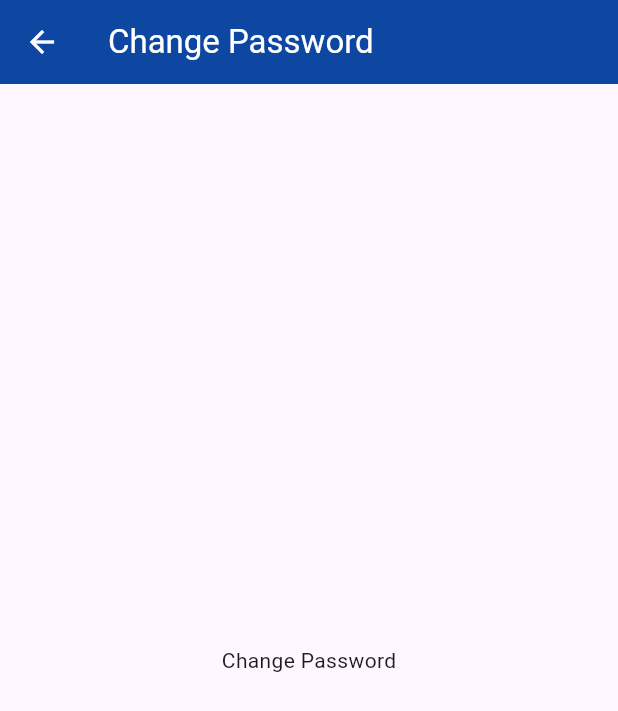
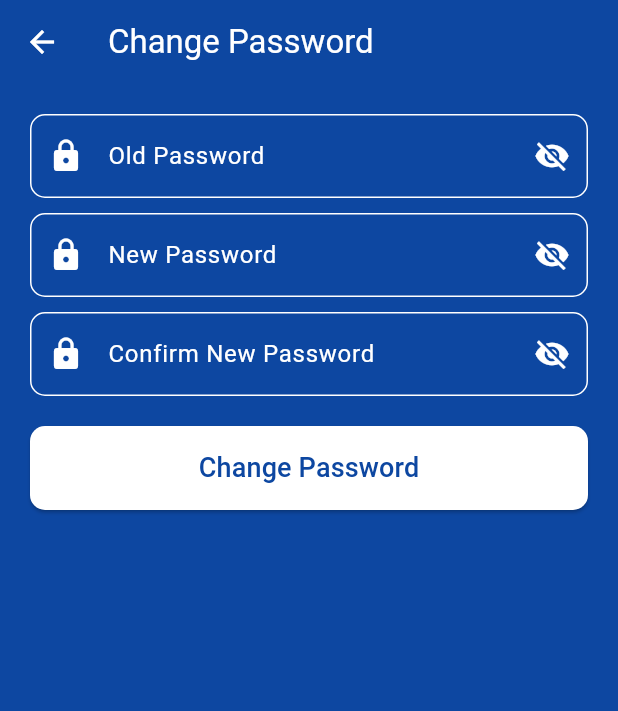
Before and after one commit to JosephDoUrden/RFID-Based-Access-Control-System, a Flutter app: the ChangePasswordView screen opened directly, on a phone screen of 412 x 824 dp. Shown: the top 711 px of the screen. Run offline on Flutter 3.47's test engine with Material 3 defaults, Android fonts, the phone set to English and light mode, and no system bars; our stand-ins replace flutter_svg_provider, google_nav_bar, introduction_screen, shared_preferences; accounts and stored records are empty.

Commit message:
add: change password functionality

```diff
--- a/frontend/lib/views/dashboard/profile/change_password_view.dart
+++ b/frontend/lib/views/dashboard/profile/change_password_view.dart
@@ -1,7 +1,19 @@
 import 'package:flutter/material.dart';
+import 'package:frontend/components/custom_password_field.dart';
+import 'package:frontend/components/custom_text_field.dart';
+import 'package:frontend/controllers/profile_controller.dart';
 
-class ChangePasswordView extends StatelessWidget {
-  const ChangePasswordView({super.key});
+class ChangePasswordView extends StatefulWidget {
+  const ChangePasswordView({Key? key}) : super(key: key);
+
+  @override
+  _ChangePasswordViewState createState() => _ChangePasswordViewState();
+}
+
+class _ChangePasswordViewState extends State<ChangePasswordView> {
+  final TextEditingController _oldPasswordController = TextEditingController();
+  final TextEditingController _newPasswordController = TextEditingController();
+  final TextEditingController _confirmPasswordController = TextEditingController();
 
   @override
   Widget build(BuildContext context) {
@@ -13,12 +25,65 @@ class ChangePasswordView extends StatelessWidget {
         title: const Text('Change Password', style: TextStyle(color: Colors.white)),
         backgroundColor: Colors.blue[900],
       ),
-      body: const Padding(
-        padding: EdgeInsets.all(20.0),
-        child: Center(
-          child: Text('Change Password'),
+      backgroundColor: Colors.blue[900],
+      body: Padding(
+        padding: const EdgeInsets.all(20.0),
+        child: Column(
+          mainAxisAlignment: MainAxisAlignment.start,
+          crossAxisAlignment: CrossAxisAlignment.stretch,
+          children: [
+            CustomPasswordField(controller: _oldPasswordController, label: 'Old Password'),
+            const SizedBox(height: 10),
+            CustomPasswordField(controller: _newPasswordController, label: 'New Password'),
+            const SizedBox(height: 10),
+            CustomPasswordField(controller: _confirmPasswordController, label: 'Confirm New Password'),
+            const SizedBox(height: 20),
+            ElevatedButton(
+              onPressed: _changePassword,
+              style: ElevatedButton.styleFrom(
+                padding: const EdgeInsets.symmetric(vertical: 15.0),
+                shape: RoundedRectangleBorder(
+                  borderRadius: BorderRadius.circular(10.0),
+                ),
+                backgroundColor: Colors.white,
+              ),
+              child: Text('Change Password', style: TextStyle(fontSize: 18.0, color: Colors.blue[900])),
+            ),
+          ],
         ),
       ),
     );
   }
+
+  Future<void> _changePassword() async {
+    try {
+      final String oldPassword = _oldPasswordController.text;
+      final String newPassword = _newPasswordController.text;
+      final String confirmPassword = _confirmPasswordController.text;
+
+      if (newPassword != confirmPassword) {
+        throw Exception('New password and confirm password do not match');
+      }
+
+      await ProfileController.changePassword(oldPassword, newPassword);
+
+      // Password changed successfully, navigate back or show success message
+      Navigator.pop(context);
+    } catch (error) {
+      // Handle error
+      showDialog(
+        context: context,
+        builder: (context) => AlertDialog(
+          title: const Text('Error'),
+          content: Text('Failed to change password: $error'),
+          actions: [
+            TextButton(
+              onPressed: () => Navigator.pop(context),
+              child: const Text('OK'),
+            ),
+          ],
+        ),
+      );
+    }
+  }
 }
```
Also changed, not shown: frontend/lib/controllers/profile_controller.dart (+31 -0 lines).
